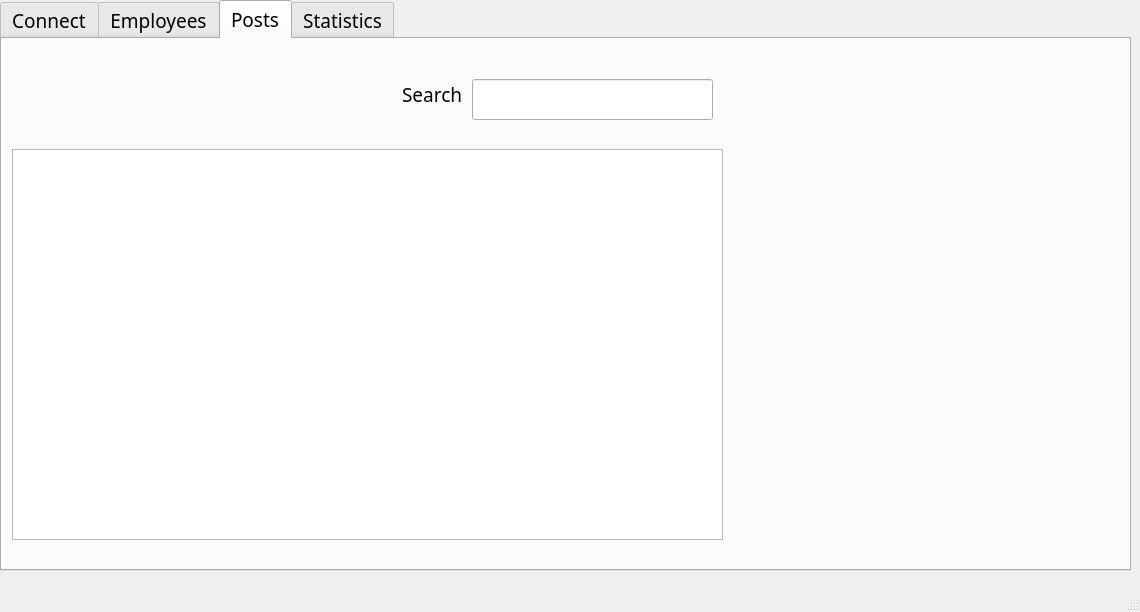
This is MFactory/mainwindow.ui in Leonardo580/Smart_Factory_2A11 as Qt 5 draws it before an edit. The edited form follows.
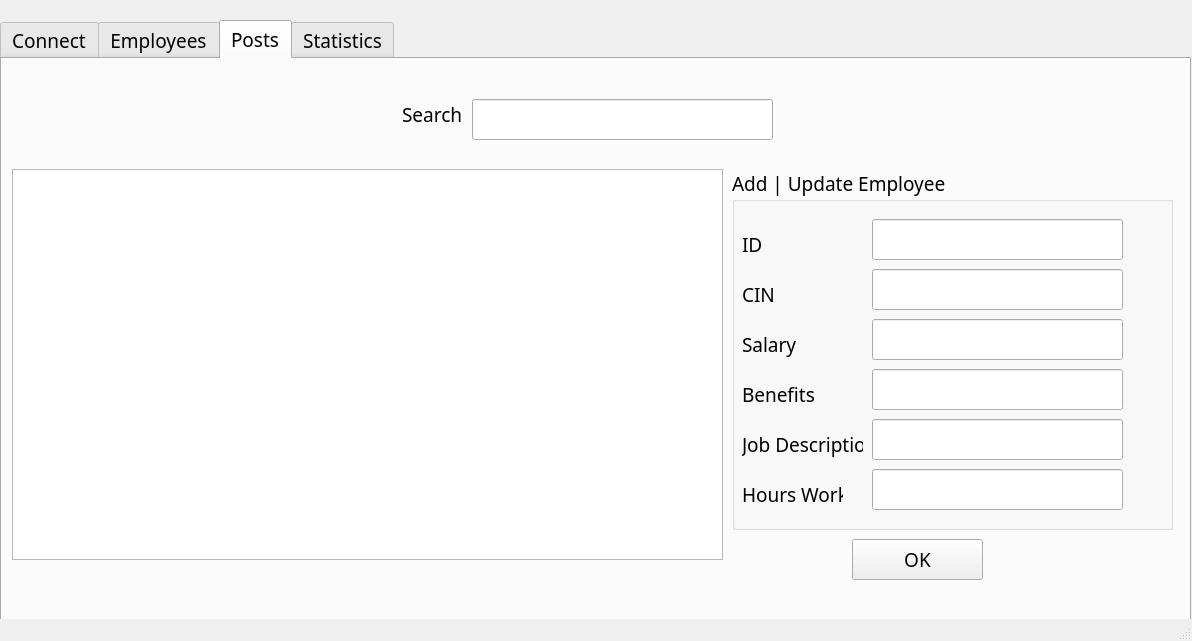
This is the edited form. The open tabs and pages were chosen to show the change.

```diff
--- a/MFactory/mainwindow.ui
+++ b/MFactory/mainwindow.ui
@@ -6,8 +6,8 @@
    <rect>
     <x>0</x>
     <y>0</y>
-    <width>1140</width>
-    <height>612</height>
+    <width>1192</width>
+    <height>641</height>
    </rect>
   </property>
   <property name="sizePolicy">
@@ -44,9 +44,9 @@
     <property name="geometry">
      <rect>
       <x>0</x>
-      <y>0</y>
-      <width>1131</width>
-      <height>571</height>
+      <y>20</y>
+      <width>1191</width>
+      <height>631</height>
      </rect>
     </property>
     <property name="sizePolicy">
@@ -951,39 +951,7 @@
      <widget class="QPushButton" name="DeletePosts">
       <property name="geometry">
        <rect>
-        <x>60</x>
-        <y>40</y>
-        <width>41</width>
-        <height>41</height>
-       </rect>
-      </property>
-      <property name="styleSheet">
-       <string notr="true">border: rgb(0,0,0,0)</string>
-      </property>
-      <property name="text">
-       <string/>
-      </property>
-     </widget>
-     <widget class="QPushButton" name="UpdatePosts">
-      <property name="geometry">
-       <rect>
-        <x>110</x>
-        <y>40</y>
-        <width>41</width>
-        <height>41</height>
-       </rect>
-      </property>
-      <property name="styleSheet">
-       <string notr="true">border: rgb(0,0,0,0)</string>
-      </property>
-      <property name="text">
-       <string/>
-      </property>
-     </widget>
-     <widget class="QPushButton" name="AddPosts">
-      <property name="geometry">
-       <rect>
-        <x>10</x>
+        <x>20</x>
         <y>40</y>
         <width>41</width>
         <height>41</height>
@@ -1014,7 +982,7 @@
        <rect>
         <x>470</x>
         <y>40</y>
-        <width>241</width>
+        <width>301</width>
         <height>41</height>
        </rect>
       </property>
@@ -1038,12 +1006,173 @@
        </rect>
       </property>
      </widget>
-     <zorder>UpdatePosts</zorder>
-     <zorder>DeletePosts</zorder>
-     <zorder>AddPosts</zorder>
-     <zorder>label</zorder>
-     <zorder>Search_line</zorder>
-     <zorder>tableViewPost</zorder>
+     <widget class="QPushButton" name="pushButton_3">
+      <property name="geometry">
+       <rect>
+        <x>850</x>
+        <y>480</y>
+        <width>131</width>
+        <height>41</height>
+       </rect>
+      </property>
+      <property name="styleSheet">
+       <string notr="true"/>
+      </property>
+      <property name="text">
+       <string>OK</string>
+      </property>
+     </widget>
+     <widget class="QGroupBox" name="groupBox_5">
+      <property name="geometry">
+       <rect>
+        <x>730</x>
+        <y>110</y>
+        <width>441</width>
+        <height>361</height>
+       </rect>
+      </property>
+      <property name="title">
+       <string>Add | Update Employee</string>
+      </property>
+      <widget class="QLabel" name="label_12">
+       <property name="geometry">
+        <rect>
+         <x>10</x>
+         <y>60</y>
+         <width>81</width>
+         <height>31</height>
+        </rect>
+       </property>
+       <property name="text">
+        <string>ID</string>
+       </property>
+      </widget>
+      <widget class="QLabel" name="label_13">
+       <property name="geometry">
+        <rect>
+         <x>10</x>
+         <y>310</y>
+         <width>101</width>
+         <height>31</height>
+        </rect>
+       </property>
+       <property name="text">
+        <string>Hours Workd</string>
+       </property>
+      </widget>
+      <widget class="QLabel" name="label_14">
+       <property name="geometry">
+        <rect>
+         <x>10</x>
+         <y>160</y>
+         <width>81</width>
+         <height>31</height>
+        </rect>
+       </property>
+       <property name="text">
+        <string>Salary</string>
+       </property>
+      </widget>
+      <widget class="QLabel" name="label_15">
+       <property name="geometry">
+        <rect>
+         <x>10</x>
+         <y>210</y>
+         <width>81</width>
+         <height>31</height>
+        </rect>
+       </property>
+       <property name="text">
+        <string>Benefits</string>
+       </property>
+      </widget>
+      <widget class="QLabel" name="label_16">
+       <property name="geometry">
+        <rect>
+         <x>10</x>
+         <y>260</y>
+         <width>121</width>
+         <height>31</height>
+        </rect>
+       </property>
+       <property name="text">
+        <string>Job Description</string>
+       </property>
+      </widget>
+      <widget class="QLineEdit" name="Job_Posts_text">
+       <property name="geometry">
+        <rect>
+         <x>140</x>
+         <y>250</y>
+         <width>251</width>
+         <height>41</height>
+        </rect>
+       </property>
+      </widget>
+      <widget class="QLineEdit" name="CIN_Posts_text">
+       <property name="geometry">
+        <rect>
+         <x>140</x>
+         <y>100</y>
+         <width>251</width>
+         <height>41</height>
+        </rect>
+       </property>
+      </widget>
+      <widget class="QLineEdit" name="Salary_POsts_text">
+       <property name="geometry">
+        <rect>
+         <x>140</x>
+         <y>150</y>
+         <width>251</width>
+         <height>41</height>
+        </rect>
+       </property>
+      </widget>
+      <widget class="QLineEdit" name="ID_Posts_text">
+       <property name="geometry">
+        <rect>
+         <x>140</x>
+         <y>50</y>
+         <width>251</width>
+         <height>41</height>
+        </rect>
+       </property>
+      </widget>
+      <widget class="QLineEdit" name="Benefits_Posts_text">
+       <property name="geometry">
+        <rect>
+         <x>140</x>
+         <y>200</y>
+         <width>251</width>
+         <height>41</height>
+        </rect>
+       </property>
+      </widget>
+      <widget class="QLabel" name="label_17">
+       <property name="geometry">
+        <rect>
+         <x>10</x>
+         <y>110</y>
+         <width>81</width>
+         <height>31</height>
+        </rect>
+       </property>
+       <property name="text">
+        <string>CIN</string>
+       </property>
+      </widget>
+      <widget class="QLineEdit" name="Hours_Posts_text_2">
+       <property name="geometry">
+        <rect>
+         <x>140</x>
+         <y>300</y>
+         <width>251</width>
+         <height>41</height>
+        </rect>
+       </property>
+      </widget>
+     </widget>
     </widget>
     <widget class="QWidget" name="tab_2">
      <attribute name="title">
```
Left out of the diff: 88 changed lines with no effect on the pictures.
